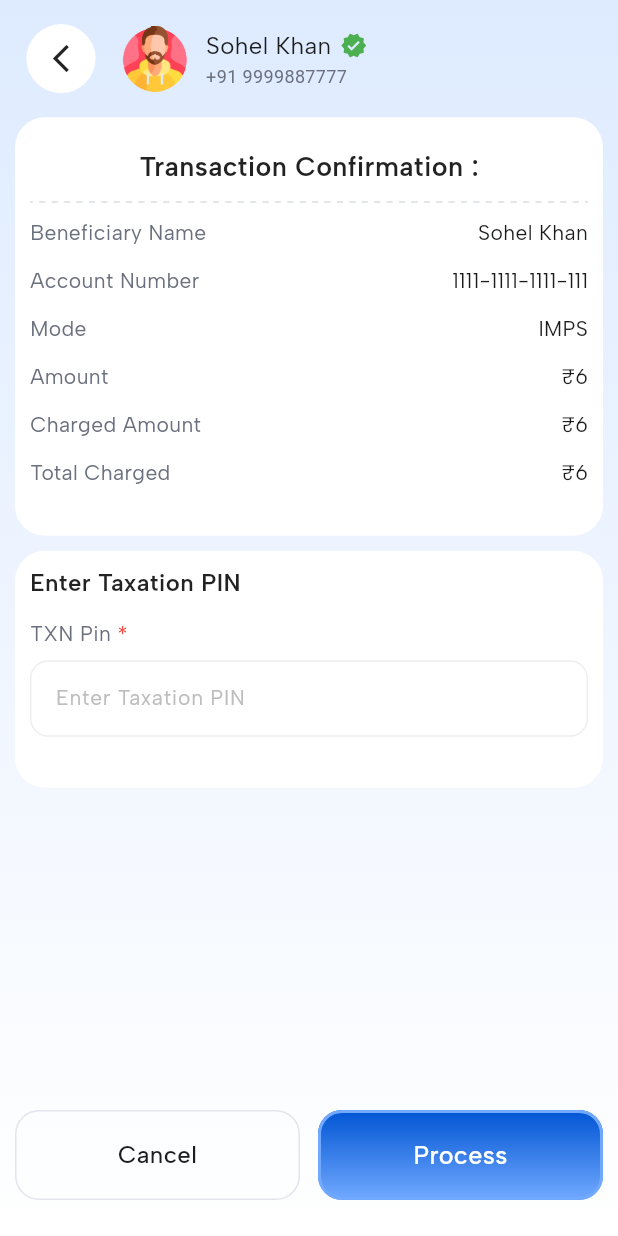
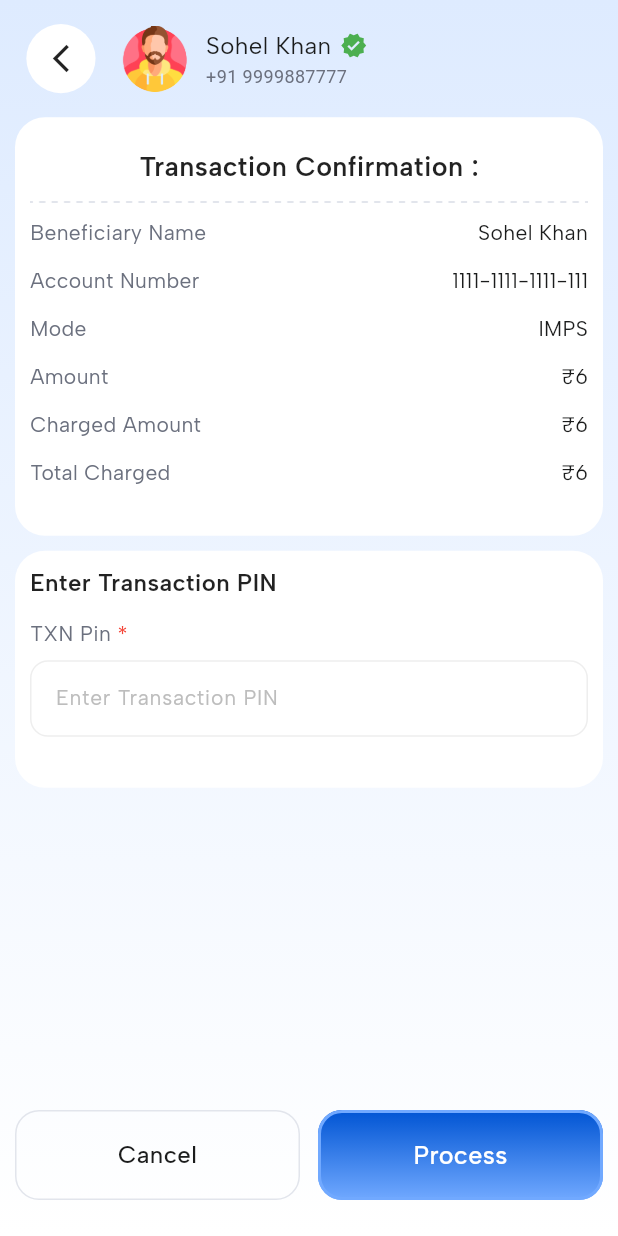
Before and after one commit to vinitkumawatoffice0047/payrupya_flutter, a Flutter app: the TransactionConfirmationScreen screen opened directly, on a phone screen of 412 x 824 dp. Run offline on Flutter 3.47's test engine with Material 3 defaults, Android fonts, the phone set to English and light mode, and no system bars; our stand-ins replace carousel_slider, connectivity_plus, dio, fluttertoast, geocoding, geolocator and 8 more; missing offline and left inert: dart:ffi, razorpay_flutter; accounts and stored records are empty.

Commit message:
APIs Integration Updated!

```diff
--- a/lib/api/web_api_constant.dart
+++ b/lib/api/web_api_constant.dart
@@ -22,7 +22,7 @@ class WebApiConstant{
   // static const String API_URL_CHANGE_ADDRESS = "${BASE_URL}/user/change-address";
 
   // DMT/Wallet APIs
-  static const String API_URL_CHECK_SENDER = "${BASE_URL}Action/process_remit_action_new";
+  static const String API_URL_CHECK_SENDER = "${BASE_URL}Action/process_remit_action";
   static const String API_URL_ADD_SENDER = "${BASE_URL}Action/process_remit_action_new";
   static const String API_URL_VERIFY_SENDER_OTP = "${BASE_URL}Action/process_remit_action_new";
   static const String API_URL_GET_BENEFICIARY_LIST = "${BASE_URL}Fetch/getBeneList";
--- a/lib/controllers/dmt_wallet_controller.dart
+++ b/lib/controllers/dmt_wallet_controller.dart
@@ -405,7 +405,7 @@ class DmtWalletController extends GetxController {
         "city": selectedCity.value,
         "pincode": selectedPincode.value,
         "service": serviceCode.value,
-        "request_type": "REGISTER REMITTER",
+        "request_type": "REMITTER REGISTRATION",
       };
 
       ConsoleLog.printColor("ADD SENDER REQ: $body");
@@ -497,10 +497,10 @@ class DmtWalletController extends GetxController {
         if (data['Resp_code'] == 'RCS') {
           isSenderVerified.value = true;
           ConsoleLog.printSuccess("Sender OTP verified successfully");
-          Fluttertoast.showToast(msg: "Sender verified successfully");
+          // Fluttertoast.showToast(msg: "Sender verified successfully");
 
           // Refresh sender details
-          await checkSender(context, senderMobileController.value.text.trim());
+          // await checkSender(context, senderMobileController.value.text.trim());
 
         } else {
           CustomDialog.error(
--- a/lib/view/transaction_confirmation_screen.dart
+++ b/lib/view/transaction_confirmation_screen.dart
@@ -90,7 +90,7 @@ class _TransactionConfirmationScreenState extends State<TransactionConfirmationS
                           crossAxisAlignment: CrossAxisAlignment.start,
                           children: [
                             Text(
-                              'Enter Taxation PIN',
+                              'Enter Transaction PIN',
                               style: GoogleFonts.albertSans(
                                 fontSize: 16,
                                 fontWeight: FontWeight.w600,
@@ -107,7 +107,7 @@ class _TransactionConfirmationScreenState extends State<TransactionConfirmationS
                             SizedBox(height: 8),
                             buildTextField(
                               controller: taxPinController,
-                              hint: 'Enter Taxation PIN',
+                              hint: 'Enter Transaction PIN',
                               keyboardType: TextInputType.number,
                             ),
                             SizedBox(height: 24),
```
Also changed, not shown: lib/view/add_sender_screen.dart (+20 -19 lines).
